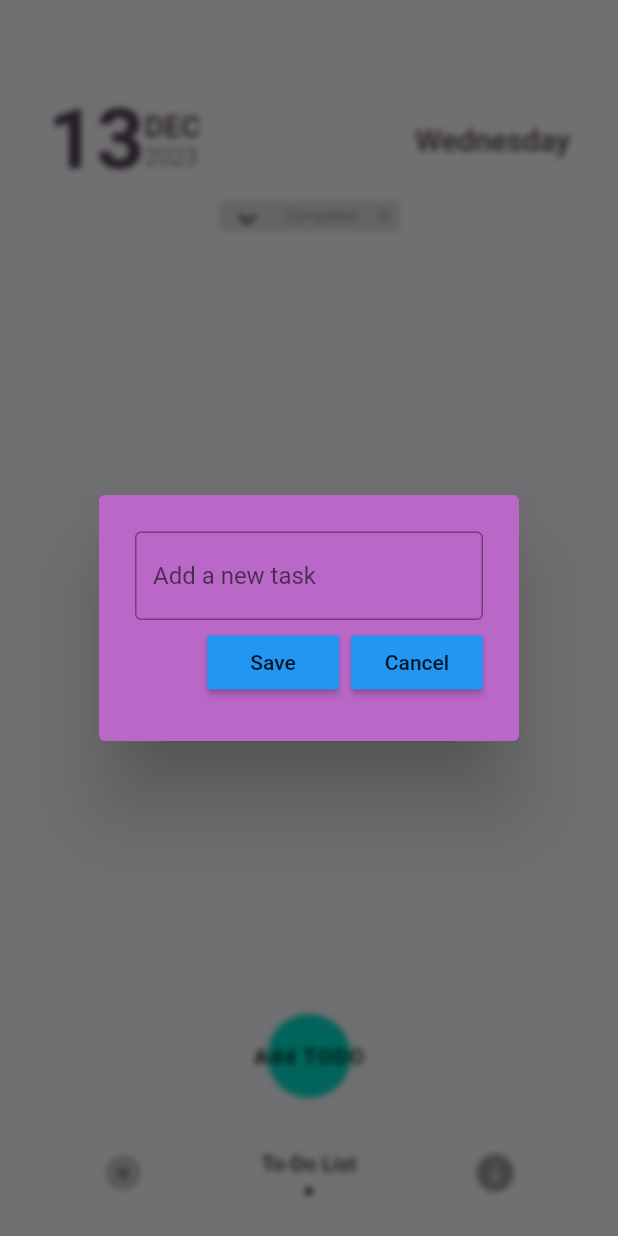
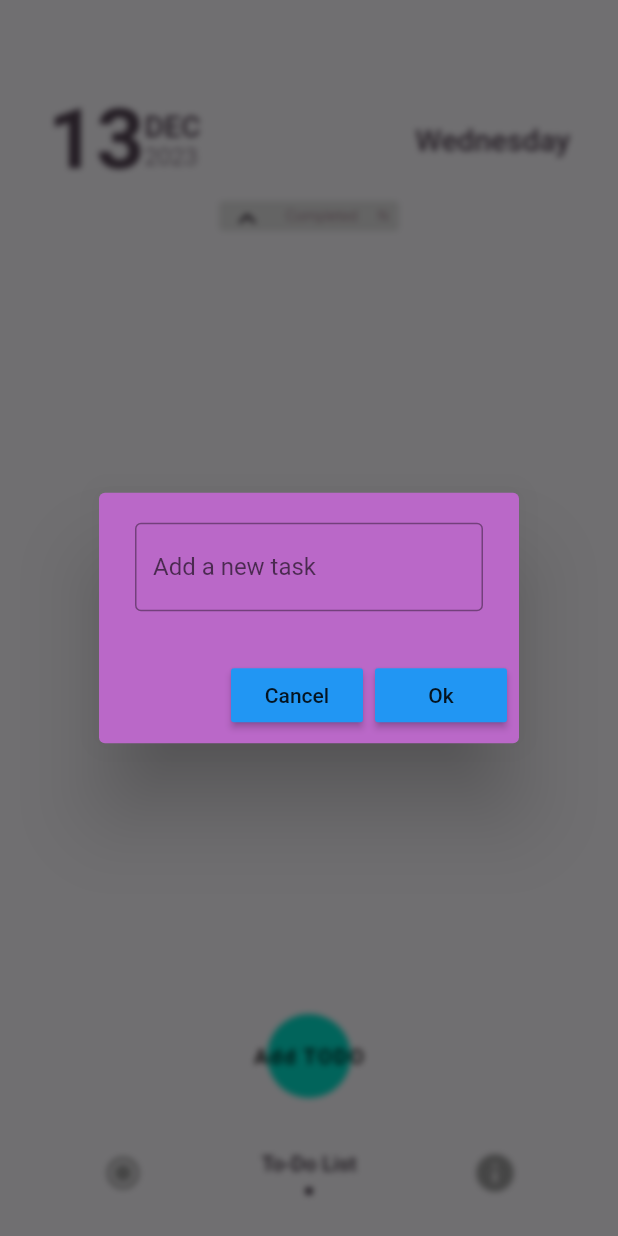
Before and after one commit to dkeithdj/fokkkus, a Flutter app: the screen it shows once a user with an empty profile is signed in, item 2 of the bottom bar chosen, after a tap on "Add TODO", on a phone screen of 412 x 824 dp. Run offline on Flutter 3.47's test engine with Material 2 defaults, Android fonts, the light colour scheme and no system bars; drawn by our look-alikes of flashy_tab_bar2; our stand-ins replace animated_splash_screen, cloud_firestore, firebase_auth, firebase_core, flutter_keyboard_visibility, flutter_slidable and 2 more; accounts and stored records are empty; Roboto replaces fonts that are missing (Poppins).

Commit message:
additional todo services + category model

```diff
--- a/lib/components/dialog_box.dart
+++ b/lib/components/dialog_box.dart
@@ -6,11 +6,13 @@ import 'custom_button.dart';
 
 class DialogBox extends StatelessWidget {
   final controller;
+  final formKey;
   final VoidCallback onSave;
   final VoidCallback onCancel;
 
   const DialogBox({
     super.key,
+    required this.formKey,
     required this.controller,
     required this.onSave,
     required this.onCancel,
@@ -22,36 +24,26 @@ class DialogBox extends StatelessWidget {
       filter: ImageFilter.blur(sigmaX: 2, sigmaY: 2),
       child: AlertDialog(
         backgroundColor: Colors.purple[300],
-        content: Container(
-          height: 120,
-          child: Column(
-            mainAxisAlignment: MainAxisAlignment.spaceEvenly,
-            children: [
-              // get user input
-              TextField(
-                controller: controller,
-                decoration: const InputDecoration(
-                  border: OutlineInputBorder(),
-                  hintText: "Add a new task",
-                ),
-              ),
-
-              // buttons -> save + cancel
-              Row(
-                mainAxisAlignment: MainAxisAlignment.end,
-                children: [
-                  // save button
-                  CustomButton(text: "Save", onPressed: onSave),
-
-                  const SizedBox(width: 8),
-
-                  // cancel button
-                  CustomButton(text: "Cancel", onPressed: onCancel),
-                ],
-              ),
-            ],
+        content: Form(
+          key: formKey,
+          child: TextFormField(
+            controller: controller,
+            validator: (value) {
+              if (value == null || value.isEmpty) {
+                return "Please enter some text";
+              }
+              return null;
+            },
+            decoration: const InputDecoration(
+              border: OutlineInputBorder(),
+              hintText: "Add a new task",
+            ),
           ),
         ),
+        actions: [
+          CustomButton(text: 'Cancel', onPressed: onCancel),
+          CustomButton(text: 'Ok', onPressed: onSave),
+        ],
       ),
     );
   }
--- /dev/null
+++ b/lib/globals.dart
@@ -0,0 +1,9 @@
+import 'package:flutter/material.dart';
+
+class SnackBarService {
+  static final scaffoldKey = GlobalKey<ScaffoldMessengerState>();
+  static void showSnackBar({required String content}) {
+    scaffoldKey.currentState?.showSnackBar(
+        SnackBar(backgroundColor: Colors.purple, content: Text(content)));
+  }
+}
--- a/lib/main.dart
+++ b/lib/main.dart
@@ -1,5 +1,6 @@
 import 'package:firebase_core/firebase_core.dart';
 import 'package:flutter/material.dart';
+import 'package:fokkkus/globals.dart';
 import 'package:fokkkus/pages/auth_page.dart';
 import 'package:fokkkus/services/auth_service.dart';
 import 'package:fokkkus/services/firebase_service.dart';
@@ -45,6 +46,7 @@ class MyApp extends StatelessWidget {
   Widget build(BuildContext context) {
     return MaterialApp(
       debugShowCheckedModeBanner: false,
+      scaffoldMessengerKey: SnackBarService.scaffoldKey,
       title: "FOKKKUS",
       home: const SplashScreen(),
       theme: Provider.of<ThemeProvider>(context).themeData,
--- a/lib/tabs/todotab.dart
+++ b/lib/tabs/todotab.dart
@@ -1,10 +1,9 @@
 import 'package:cloud_firestore/cloud_firestore.dart';
-import 'package:firebase_auth/firebase_auth.dart';
 import 'package:flutter/material.dart';
 import 'package:fokkkus/components/dialog_box.dart';
 import 'package:fokkkus/components/todo_list.dart';
 import 'package:fokkkus/models/todo.dart';
-import 'package:fokkkus/services/firebase_service.dart';
+import 'package:fokkkus/services/todo_service.dart';
 import 'package:fokkkus/theme/themeprovider.dart';
 import 'package:get_it/get_it.dart';
 import 'package:intl/intl.dart';
@@ -19,37 +18,26 @@ class ToDoTab extends StatefulWidget {
 
 class _ToDoTabState extends State<ToDoTab> {
   final TextEditingController _controller = TextEditingController();
-  final FirebaseService _firebaseService = GetIt.I.get<FirebaseService>();
+  final TodoService _todoService = GetIt.I.get<TodoService>();
   bool _isCollapsed = false;
 
-  // Future<Todo> _todo;
-  // FirebaseService _firebaseService = GetIt.I.get<FirebaseService>();
-  //
-  // @override
-  // void initState() {
-  //   super.initState();
-  //   _todo = _getDataFromBackend();
-  // }
-
-  // Future<Todo> _getDataFromBackend() async {
-  //   DocumentSnapshot<Map<String, dynamic>> snapshot =
-  //       await _firebaseService.getTodo();
-  //   return Todo.fromFirestore(snapshot, null);
-  // }
-
   createNewTask() {
+    final formKey = GlobalKey<FormState>();
     showDialog(
       context: context,
       builder: (context) {
         return DialogBox(
+          formKey: formKey,
           controller: _controller,
           onSave: () {
-            _firebaseService.addTodo(Todo(
+            if (formKey.currentState!.validate()) {
+              _todoService.addTodo(Todo(
                   title: _controller.text,
                   isChecked: false,
                   timestamp: Timestamp.now()));
               _controller.clear();
               Navigator.of(context).pop();
+            }
           },
           onCancel: () {
             _controller.clear();
@@ -60,36 +48,21 @@ class _ToDoTabState extends State<ToDoTab> {
     );
   }
 
-  checkTask(String id, bool isChecked) {
-    FirebaseFirestore.instance
-        .collection('user')
-        .doc(FirebaseAuth.instance.currentUser!.uid)
-        .collection('notes')
-        .doc(id)
-        .update({'isChecked': !isChecked}).then((value) => print("updated"),
-            onError: (e) => print("failed to update todo"));
-  }
-
   editTask(String id, String todoText) {
+    final formKey = GlobalKey<FormState>();
     _controller.text = todoText;
     showDialog(
       context: context,
       builder: (context) {
         return DialogBox(
+          formKey: formKey,
           controller: _controller,
           onSave: () {
-            setState(() {
-              FirebaseFirestore.instance
-                  .collection('user')
-                  .doc(FirebaseAuth.instance.currentUser!.uid)
-                  .collection('notes')
-                  .doc(id)
-                  .update({'title': _controller.text}).then(
-                      (value) => print("updated"),
-                      onError: (e) => print("failed to update todo"));
+            if (formKey.currentState!.validate()) {
+              _todoService.editTask(id, _controller.text);
               _controller.clear();
-            });
               Navigator.of(context).pop();
+            }
           },
           onCancel: () {
             _controller.clear();
@@ -100,36 +73,8 @@ class _ToDoTabState extends State<ToDoTab> {
     );
   }
 
-  void deleteTodo(String id) {
-    FirebaseFirestore.instance
-        .collection('user')
-        .doc(FirebaseAuth.instance.currentUser!.uid)
-        .collection('notes')
-        .doc(id)
-        .delete()
-        .then((value) => print("yay"),
-            onError: (e) => print("failed to delete todo"));
-  }
-
-  Stream<QuerySnapshot> fetchTodo() {
-    return FirebaseFirestore.instance
-        .collection('user')
-        .doc(FirebaseAuth.instance.currentUser!.uid)
-        .collection('notes')
-        .snapshots();
-    // .where('isChecked', isEqualTo: isChecked)
-    // .orderBy('timestamp', descending: true)
-  }
-
   @override
   Widget build(BuildContext context) {
-    final docRef = FirebaseFirestore.instance
-        .collection("user")
-        .withConverter(
-          fromFirestore: Todo.fromFirestore,
-          toFirestore: (Todo city, options) => city.toFirestore(),
-        )
-        .doc("LA");
     ThemeData themeData = Provider.of<ThemeProvider>(context).themeData;
     DateTime currentDate = DateTime.now();
     String dayOfMonth = DateFormat('dd').format(currentDate);
@@ -232,8 +177,8 @@ class _ToDoTabState extends State<ToDoTab> {
                                     MainAxisAlignment.spaceAround,
                                 children: [
                                   _isCollapsed
-                                      ? const Icon(Icons.expand_less_rounded)
-                                      : const Icon(Icons.expand_more_rounded),
+                                      ? const Icon(Icons.expand_more_rounded)
+                                      : const Icon(Icons.expand_less_rounded),
                                   const Text(
                                     'Completed',
                                     style: TextStyle(
@@ -258,7 +203,7 @@ class _ToDoTabState extends State<ToDoTab> {
                       ),
 
                       //done todos
-                      !_isCollapsed ? SizedBox() : streamTodoList(true),
+                      _isCollapsed ? const SizedBox() : streamTodoList(true),
                     ],
                   )),
             ),
@@ -281,7 +226,7 @@ class _ToDoTabState extends State<ToDoTab> {
 
   StreamBuilder<QuerySnapshot<Object?>> streamTodoList(bool isChecked) {
     return StreamBuilder<QuerySnapshot>(
-      stream: fetchTodo(),
+      stream: _todoService.getTodo(),
       builder: (context, AsyncSnapshot<QuerySnapshot> snapshot) {
         if (snapshot.hasError) {
           const Text("Failed to load data");
@@ -300,9 +245,9 @@ class _ToDoTabState extends State<ToDoTab> {
                   return TodoList(
                     todo: todo,
                     onComplete: (value) =>
-                        checkTask(item.id, item['isChecked']),
+                        _todoService.checkTask(item.id, item['isChecked']),
                     onEdit: () => editTask(item.id, item['title']),
-                    onDelete: (context) => deleteTodo(item.id),
+                    onDelete: (context) => _todoService.deleteTodo(item.id),
                   );
                 })
                 .where((element) => element.todo.isChecked == isChecked)
--- a/lib/timertab_components/category.dart
+++ b/lib/timertab_components/category.dart
@@ -25,6 +25,7 @@ class _CategoryState extends State<Category> {
                 children: [
                   GestureDetector(
                     onTap: () {
+                      print("hio");
                       // Insert function for add button here
                     },
                     child: const SizedBox(
```
Also changed, not shown: lib/models/category.dart (+21 -15 lines), lib/models/note.dart (deleted, +0 -23 lines), lib/services/auth_service.dart (+4 -3 lines), lib/services/category_service.dart (added, +79 -0 lines), lib/services/firebase_service.dart (+1 -36 lines), lib/services/todo_service.dart (+44 -3 lines). Lines whose indentation alone changed are shown as unchanged.
